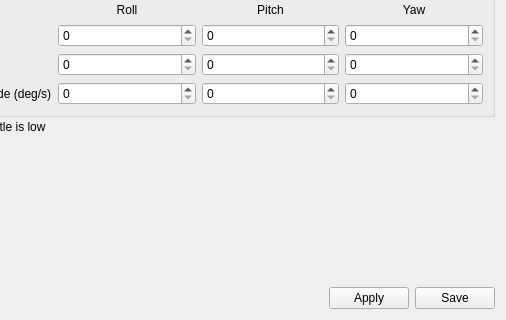
openpilot/OpenPilot, file ground/openpilotgcs/src/plugins/config/stabilization.ui: the form before one commit; both pictures show x 177 to 683 and y 365 to 685 of the 683 by 685 pixel window.
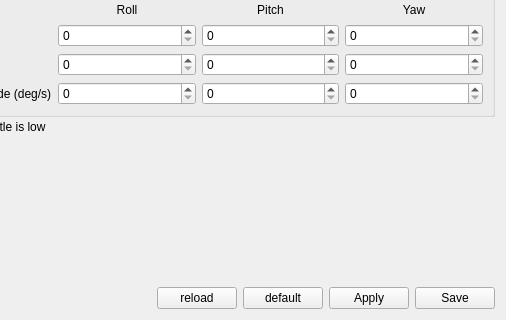
The form after the commit. Icons and pictures are not drawn.

What changed in the file:
```diff
--- a/ground/openpilotgcs/src/plugins/config/stabilization.ui
+++ b/ground/openpilotgcs/src/plugins/config/stabilization.ui
@@ -747,6 +747,20 @@
        </property>
       </widget>
      </item>
+     <item>
+      <widget class="QPushButton" name="reloadButton">
+       <property name="text">
+        <string>reload</string>
+       </property>
+      </widget>
+     </item>
+     <item>
+      <widget class="QPushButton" name="defaultButton">
+       <property name="text">
+        <string>default</string>
+       </property>
+      </widget>
+     </item>
      <item>
       <widget class="QPushButton" name="saveStabilizationToRAM">
        <property name="text">
```
